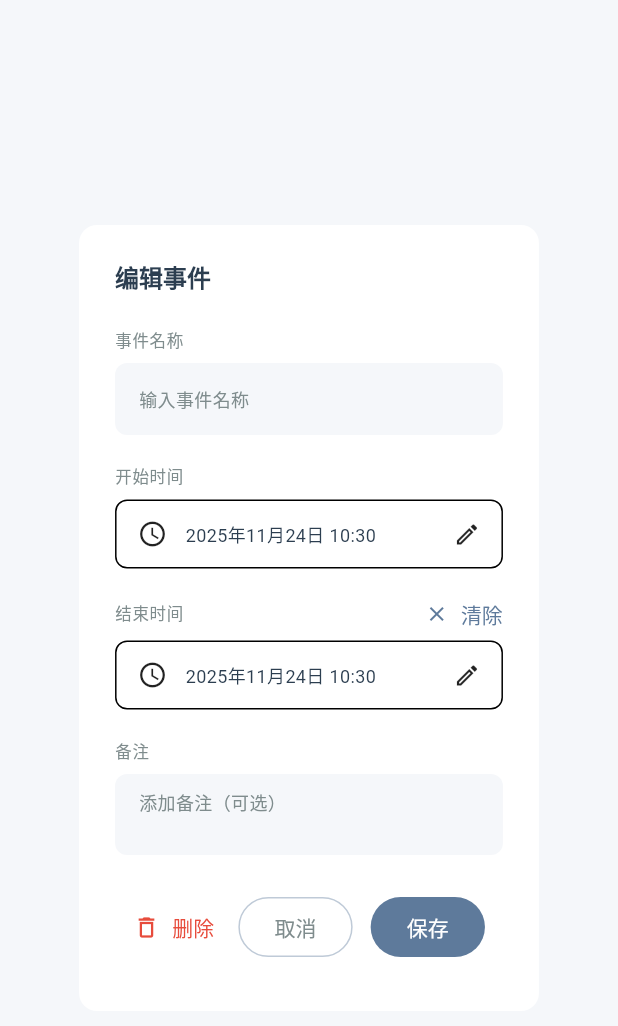
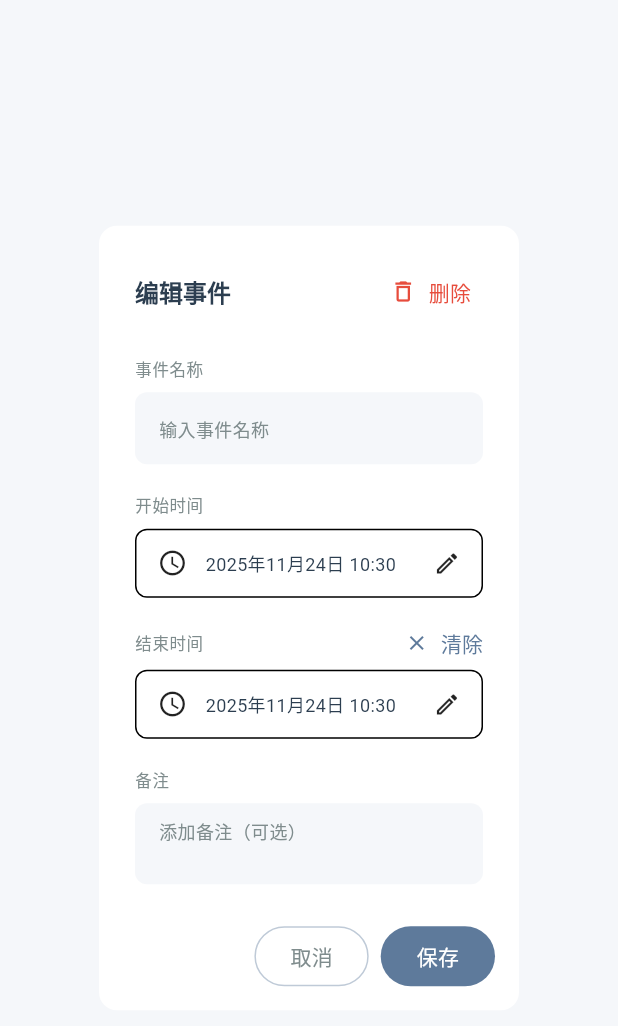
Before and after one commit to Norsico/DayDream, a Flutter app: the EditEventDialog widget shown alone on an empty page, opened directly with empty values, on a phone screen of 412 x 824 dp. Shown: the top 1026 px of the screen. Run offline on Flutter 3.47's test engine with Material 3 defaults, Android fonts, the light colour scheme and no system bars; our stand-ins replace hive_flutter; accounts and stored records are empty.

Commit message:
V1.0 - OK

```diff
--- a/lib/screens/past_days_screen.dart
+++ b/lib/screens/past_days_screen.dart
@@ -5,7 +5,6 @@ import '../providers/event_provider.dart';
 import '../utils/date_utils.dart';
 import '../models/timeline_entry.dart';
 import '../widgets/timeline_item.dart';
-import '../widgets/edit_event_dialog.dart';
 import 'history_calendar_screen.dart';
 
 class PastDaysScreen extends StatelessWidget {
@@ -68,7 +67,7 @@ class PastDaysScreen extends StatelessWidget {
           Padding(
             padding: const EdgeInsets.only(top: 16, bottom: 8),
             child: Text(
-              currentMonthLabel!,
+              currentMonthLabel,
               style: theme.textTheme.headlineSmall,
             ),
           ),
--- a/lib/widgets/edit_event_dialog.dart
+++ b/lib/widgets/edit_event_dialog.dart
@@ -122,9 +122,25 @@ class _EditEventDialogState extends State<EditEventDialog> {
     final theme = Theme.of(context);
 
     return AlertDialog(
-      title: Text(
+      title: Row(
+        children: [
+          Expanded(
+            child: Text(
               '编辑事件',
               style: theme.textTheme.headlineMedium,
+            ),
+          ),
+          TextButton.icon(
+            onPressed: _handleDelete,
+            icon: const Icon(Icons.delete_outline, size: 18),
+            label: const Text('删除'),
+            style: TextButton.styleFrom(
+              foregroundColor: theme.colorScheme.error,
+              visualDensity: VisualDensity.compact,
+              padding: const EdgeInsets.symmetric(horizontal: 8),
+            ),
+          ),
+        ],
       ),
       content: SingleChildScrollView(
         padding: const EdgeInsets.only(top: 8),
@@ -201,24 +217,9 @@ class _EditEventDialogState extends State<EditEventDialog> {
           ],
         ),
       ),
+      actionsAlignment: MainAxisAlignment.end,
+      actionsPadding: const EdgeInsets.fromLTRB(16, 0, 16, 12),
       actions: [
-        Padding(
-          padding: const EdgeInsets.only(right: 12, bottom: 8),
-          child: Row(
-            mainAxisAlignment: MainAxisAlignment.spaceBetween,
-            mainAxisSize: MainAxisSize.max,
-            children: [
-              TextButton.icon(
-                onPressed: _handleDelete,
-                icon: const Icon(Icons.delete_outline),
-                label: const Text('删除'),
-                style: TextButton.styleFrom(
-                  foregroundColor: theme.colorScheme.error,
-                ),
-              ),
-              Row(
-                mainAxisSize: MainAxisSize.min,
-                children: [
         OutlinedButton(
           onPressed: () => Navigator.of(context).pop(),
           style: OutlinedButton.styleFrom(
@@ -229,15 +230,9 @@ class _EditEventDialogState extends State<EditEventDialog> {
           ),
           child: const Text('取消'),
         ),
-                  const SizedBox(width: 12),
         FilledButton(
           onPressed: _handleSave,
           child: const Text('保存'),
-                  ),
-                ],
-              ),
-            ],
-          ),
         ),
       ],
     );
--- a/lib/widgets/timeline_item.dart
+++ b/lib/widgets/timeline_item.dart
@@ -130,7 +130,8 @@ class TimelineItem extends StatelessWidget {
           ],
         ),
       ),
-    );
+    ),
+  );
   }
 
   Widget _buildBadge(
```
Also changed, not shown: 3 other files. Lines whose indentation alone changed are shown as unchanged.
